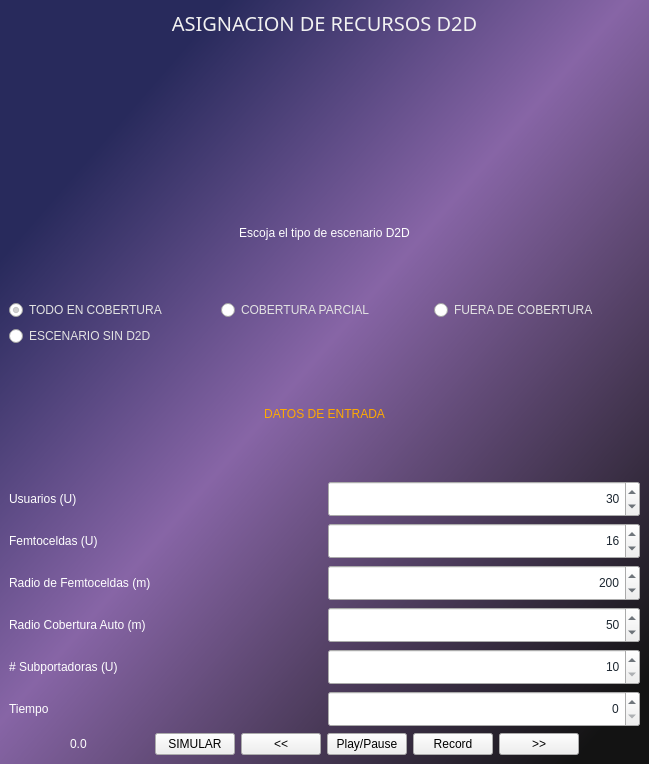
Qt form GUI.ui (MiguelM13/D2Dsimulator) before a commit.
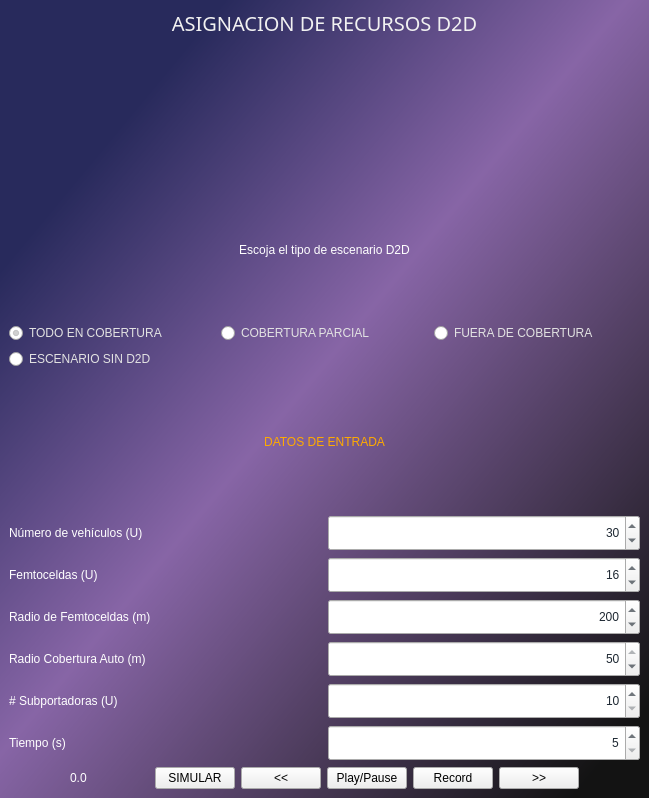
The same form after that commit. Icons and pictures are not drawn.

```diff
--- a/GUI.ui
+++ b/GUI.ui
@@ -7,7 +7,7 @@
     <x>0</x>
     <y>0</y>
     <width>649</width>
-    <height>764</height>
+    <height>798</height>
    </rect>
   </property>
   <property name="windowTitle">
@@ -196,7 +196,7 @@
       <item row="0" column="0">
        <widget class="QLabel" name="label_8">
         <property name="text">
-         <string>Usuarios (U)</string>
+         <string>Número de vehículos (U)</string>
         </property>
        </widget>
       </item>
@@ -222,7 +222,7 @@
          <set>Qt::AlignRight|Qt::AlignTrailing|Qt::AlignVCenter</set>
         </property>
         <property name="minimum">
-         <number>1</number>
+         <number>10</number>
         </property>
         <property name="maximum">
          <number>30</number>
@@ -284,12 +284,18 @@
         <property name="alignment">
          <set>Qt::AlignRight|Qt::AlignTrailing|Qt::AlignVCenter</set>
         </property>
+        <property name="minimum">
+         <number>5</number>
+        </property>
+        <property name="maximum">
+         <number>720</number>
+        </property>
        </widget>
       </item>
       <item row="5" column="0">
        <widget class="QLabel" name="label">
         <property name="text">
-         <string>Tiempo</string>
+         <string>Tiempo (s)</string>
         </property>
        </widget>
       </item>
@@ -305,6 +311,12 @@
         <property name="alignment">
          <set>Qt::AlignRight|Qt::AlignTrailing|Qt::AlignVCenter</set>
         </property>
+        <property name="minimum">
+         <number>1</number>
+        </property>
+        <property name="maximum">
+         <number>50</number>
+        </property>
         <property name="value">
          <number>50</number>
         </property>
```
